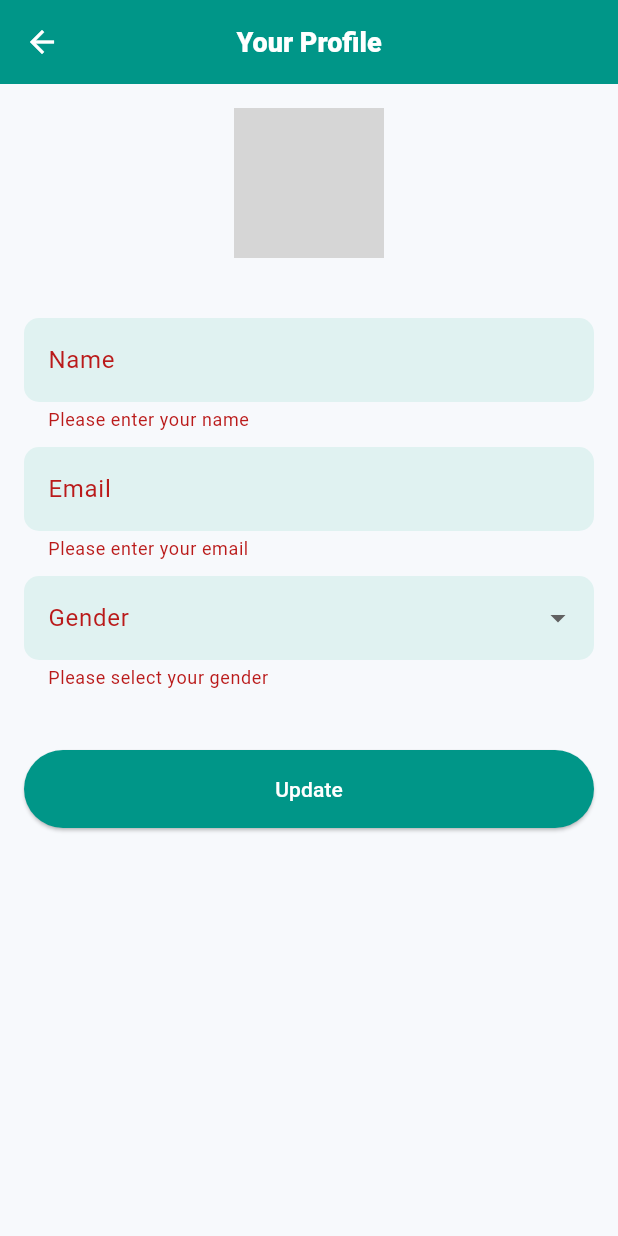
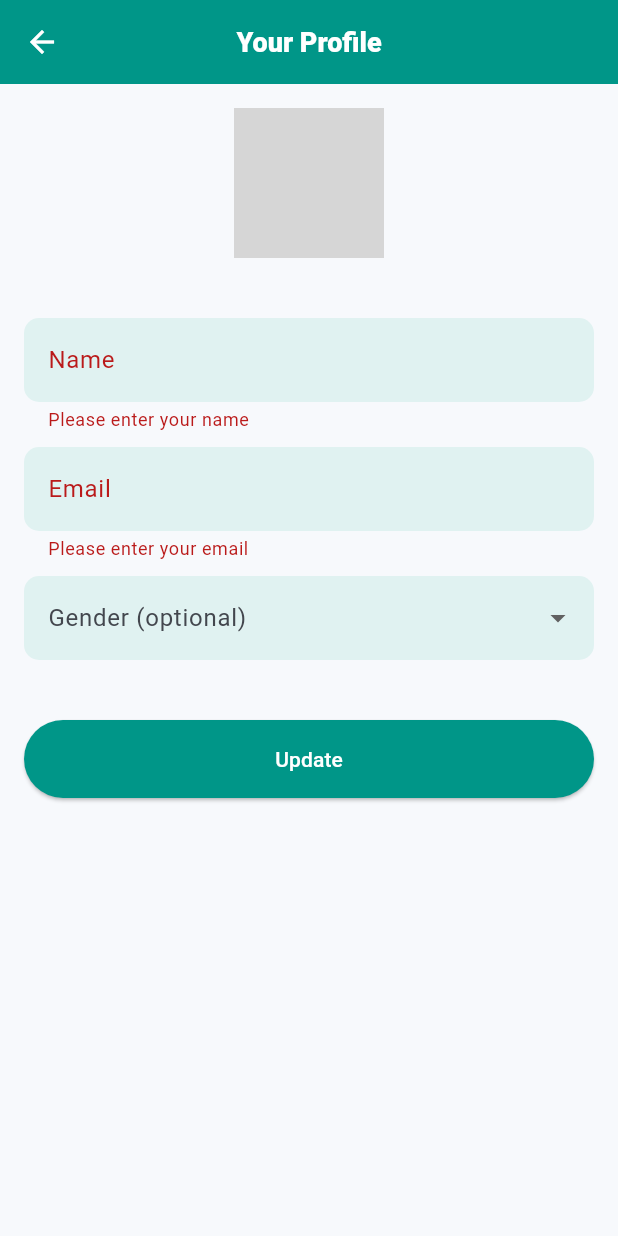
Before and after one commit to miskiali14/dhaxal-app-frontend, a Flutter app: the UpdateProfile screen opened directly, after a tap on "Update", on a phone screen of 412 x 824 dp. Run offline on Flutter 3.47's test engine with Material 3 defaults, Android fonts, the phone set to English and light mode, and no system bars; our stand-ins replace animated_bottom_navigation_bar, cached_network_image, get_storage, iconsax, image_picker, photo_view and 3 more; accounts and stored records are empty; network calls fail; grey boxes are pictures that could not be loaded.

Commit message:
Fix App Store guideline 5.1.1 rejections
Apple rejected build 1.0.0+6 for three Guideline 5.1.1 issues:
- Gender was a required field at signup/profile-edit; made it optional
  throughout (model, service, and both forms).
- Account deletion existed in the backend/service/provider and even had
  a finished SettingsScreen UI, but nothing navigated to it; added a
  Settings entry point from the Profile tab.
- The inheritance calculator (core, non-account functionality) was only
  reachable after signing in. HomeDecider now opens straight into the
  Dashboard for everyone; Home/Profile screens handle a signed-out
  (guest) user instead of forcing login, and the Profile tab offers
  Sign In/Sign Up for account-based features instead of blocking access.

```diff
--- a/lib/model/user_model.dart
+++ b/lib/model/user_model.dart
@@ -12,7 +12,7 @@ class User {
     required this.name,
     required this.email,
     required this.password,
-    required this.gender,
+    this.gender,
     this.token,
     this.image,
   });
--- a/lib/screens/update_profile_screen.dart
+++ b/lib/screens/update_profile_screen.dart
@@ -51,7 +51,7 @@ class _UpdateProfileState extends State<UpdateProfile> {
         id: userProvider.user!.id,
         name: _nameController.text,
         email: _emailController.text,
-        gender: _gender!,
+        gender: _gender,
         password: userProvider.user!.password, // Keep existing password
         image: userProvider.user!.image, // Keep existing image path
       );
@@ -163,7 +163,7 @@ class _UpdateProfileState extends State<UpdateProfile> {
                     ),
                     const SizedBox(height: 10),
                     DropdownButtonFormField<String>(
-                      decoration: _inputDecoration('Gender'),
+                      decoration: _inputDecoration('Gender (optional)'),
                       value: _gender,
                       items: const [
                         DropdownMenuItem(value: 'Male', child: Text('Male')),
@@ -174,12 +174,6 @@ class _UpdateProfileState extends State<UpdateProfile> {
                         setState(() {
                           _gender = value;
                         });
-                      },
-                      validator: (value) {
-                        if (value == null || value.isEmpty) {
-                          return 'Please select your gender';
-                        }
-                        return null;
                       },
                     ),
                     const SizedBox(height: 40),
--- a/lib/service/userService.dart
+++ b/lib/service/userService.dart
@@ -16,8 +16,10 @@ class UserService {
     var request = http.MultipartRequest('POST', uri)
       ..fields['name'] = user.name!
       ..fields['email'] = user.email!
-      ..fields['password'] = user.password!
-      ..fields['gender'] = user.gender!;
+      ..fields['password'] = user.password!;
+    if (user.gender != null && user.gender!.isNotEmpty) {
+      request.fields['gender'] = user.gender!;
+    }
 
     if (image != null) {
       final mimeTypeData = lookupMimeType(image.path)!.split('/');
@@ -76,8 +78,10 @@ class UserService {
       var request = http.MultipartRequest('PUT', Uri.parse('$baseUrl/update-profile'))
         ..fields['userId'] = user.id!
         ..fields['name'] = user.name!
-        ..fields['email'] = user.email!
-        ..fields['gender'] = user.gender!;
+        ..fields['email'] = user.email!;
+      if (user.gender != null && user.gender!.isNotEmpty) {
+        request.fields['gender'] = user.gender!;
+      }
 
       if (image != null) {
         final mimeTypeData = lookupMimeType(image.path)!.split('/');
--- a/pubspec.yaml
+++ b/pubspec.yaml
@@ -2,7 +2,7 @@ name: project_graduated
 description: "Dhaxal App"
 publish_to: 'none'
 
-version: 1.0.0+6
+version: 1.0.0+7
 
 environment:
   sdk: ">=3.3.0 <4.0.0"
```
Also changed, not shown: lib/home_screen.dart (+5 -8 lines), lib/main.dart (+5 -6 lines), lib/profile_screen.dart (+53 -2 lines), lib/screens/Singup_screen.dart (+3 -9 lines).
